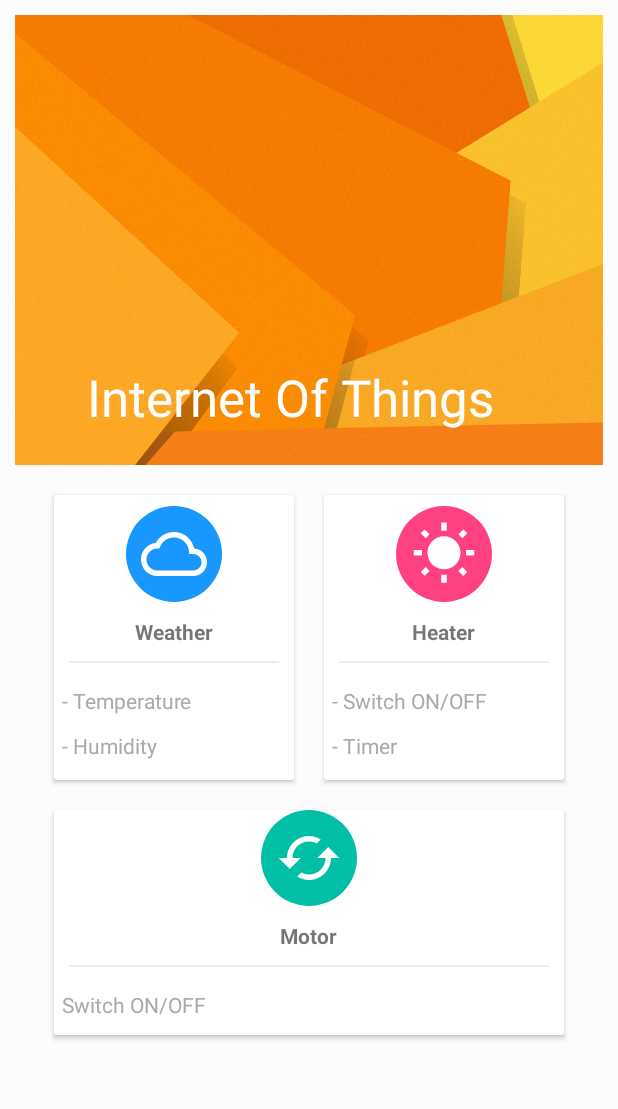
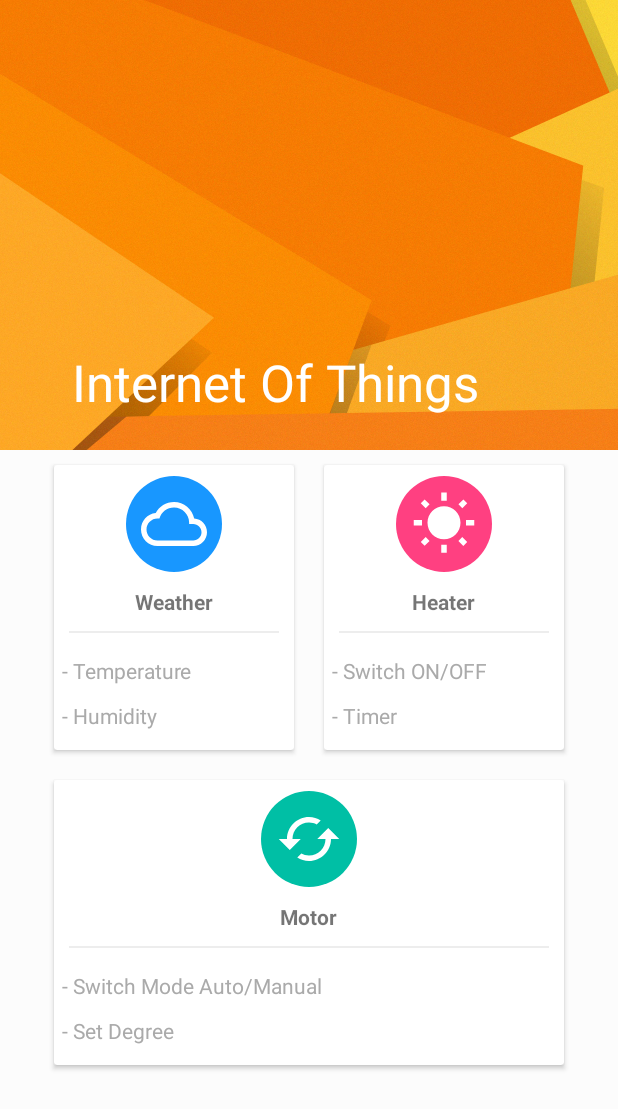
Before and after one commit to kmochimaru/Dashboard_IOT, an Android app: the screen it shows after launch (MainActivity), on a phone screen of 412 x 824 dp. Shown: the top 1109 px of the screen. Run offline under Robolectric (Android 15) with nearby library versions, the phone set to English and light mode, and no system bars.

Commit message:
Delete padding

```diff
--- a/app/src/main/res/layout/activity_main.xml
+++ b/app/src/main/res/layout/activity_main.xml
@@ -6,11 +6,12 @@
     android:layout_height="match_parent"
     tools:context="com.example.peepo.homepage.MainActivity"
     android:orientation="vertical"
-    android:padding="10dp"
     android:background="@color/backgroundcolor"
+    android:fitsSystemWindows="true"
     android:layout_gravity="center">
     <android.support.design.widget.AppBarLayout
         android:id="@+id/appbar"
+        android:fitsSystemWindows="true"
         android:layout_height="300dp"
         android:layout_width="match_parent"
         android:theme="@style/ThemeOverlay.AppCompat.Dark.ActionBar"
@@ -18,14 +19,22 @@
 
         <android.support.design.widget.CollapsingToolbarLayout
             android:id="@+id/colappsingtoolbar"
+            android:fitsSystemWindows="true"
             android:layout_width="match_parent"
             android:layout_height="match_parent"
-            android:background="@drawable/materialbackground"
             app:contentScrim="?attr/colorPrimary"
             app:expandedTitleMarginEnd="64dp"
             app:expandedTitleMarginStart="48dp"
             app:layout_scrollFlags="exitUntilCollapsed|scroll"
             app:title="Internet Of Things">
+
+            <ImageView
+                android:layout_width="match_parent"
+                android:layout_height="300dp"
+                android:fitsSystemWindows="true"
+                android:src="@drawable/materialbackground"
+                android:scaleType="centerCrop"
+                app:layout_collapseMode="parallax" />
 
             <android.support.v7.widget.Toolbar
                 android:id="@+id/toolbarid"
@@ -37,7 +46,9 @@
             </android.support.v7.widget.Toolbar>
 
         </android.support.design.widget.CollapsingToolbarLayout>
+
     </android.support.design.widget.AppBarLayout>
+
     <android.support.v4.widget.NestedScrollView
         android:layout_width="match_parent"
         android:layout_height="match_parent"
@@ -51,10 +62,10 @@
             android:layout_height="match_parent"
             tools:context="com.demotxt.droidsrce.homedashboard.Home"
             android:orientation="vertical"
-            android:padding="10dp"
             android:background="#fcfcfc"
             android:gravity="center"
             android:id="@+id/ll">
+
             <LinearLayout
                 android:clipToPadding="false"
                 android:gravity="center"
@@ -174,12 +185,13 @@
                 android:orientation="horizontal"
                 android:layout_width="match_parent"
                 android:layout_height="wrap_content">
+
                 <android.support.v7.widget.CardView
                     android:id="@+id/motor_card"
                     android:foreground="?android:attr/selectableItemBackground"
                     android:clickable="true"
                     android:layout_width="340dp"
-                    android:layout_height="150dp"
+                    android:layout_height="190dp"
                     android:layout_margin="10dp">
 
                     <LinearLayout
@@ -213,7 +225,7 @@
                             android:layout_height="wrap_content"
                             android:layout_gravity="left"
                             android:padding="5dp"
-                            android:text="Switch ON/OFF"
+                            android:text="- Switch Mode Auto/Manual"
                             android:textColor="@android:color/darker_gray" />
 
                         <TextView
@@ -221,10 +233,11 @@
                             android:layout_height="wrap_content"
                             android:layout_gravity="left"
                             android:padding="5dp"
-                            android:text="Set Degree"
+                            android:text="- Set Degree"
                             android:textColor="@android:color/darker_gray" />
 
                     </LinearLayout>
+
                 </android.support.v7.widget.CardView>
 
 
```
